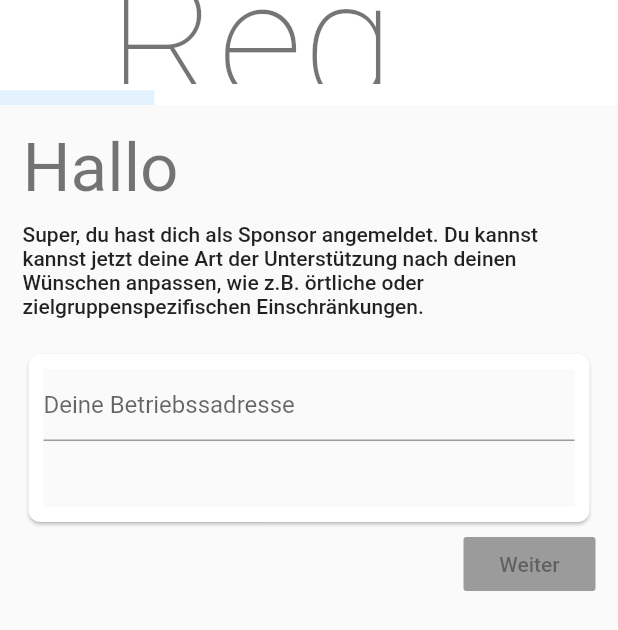
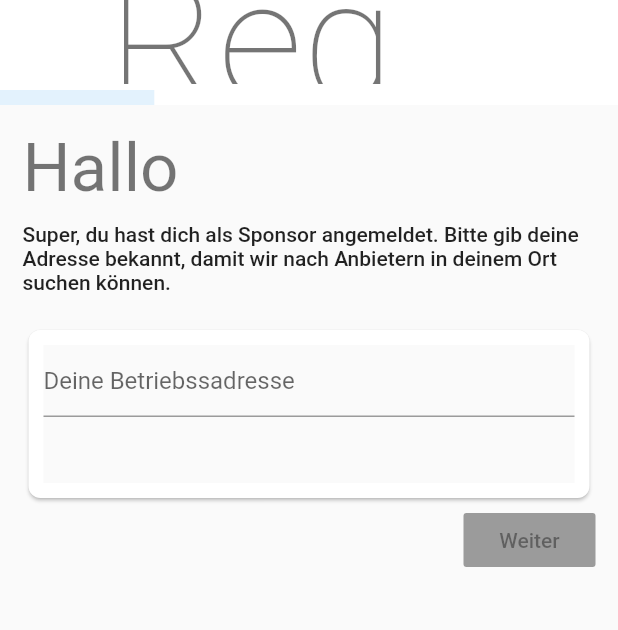
Before and after one commit to schadauer/Sublin-App, a Flutter app: the ProviderRegistrationScreen screen opened directly, on a phone screen of 412 x 824 dp. Shown: the top 630 px of the screen. Run offline on Flutter 3.47's test engine with Material 2 defaults, Android fonts, the light colour scheme and no system bars; drawn by our look-alikes of auto_size_text; our stand-ins replace cloud_firestore, datetime_picker_formfield, firebase_auth, firebase_core, firebase_storage, geolocator and 3 more; missing offline and left inert: launch_review; accounts and stored records are empty.

Commit message:
Text update

```diff
--- a/lib/screens/provider_registration_screen.dart
+++ b/lib/screens/provider_registration_screen.dart
@@ -101,11 +101,6 @@ class _ProviderRegistrationScreenState
     final Auth auth = Provider.of<Auth>(context);
     final User user = Provider.of<User>(context);
 
-    // _providerUser.communes = <String>[];
-    // _providerUser.stations = <String>[];
-    // _providerUser.addresses = <String>[];
-    print(ProviderUser().toJson(_providerUser));
-
     return Scaffold(
       appBar: PreferredSize(
           preferredSize: Size.fromHeight(60.0),
@@ -152,7 +147,7 @@ class _ProviderRegistrationScreenState
                           AutoSizeText(
                             user.userType == UserType.provider
                                 ? 'Super, du hast dich als Anbieter registriert. Wir benötigen noch ein paar Informationen von dir, damit wir deine Registrierung bearbeiten können.'
-                                : 'Super, du hast dich als Sponsor angemeldet. Du kannst kannst jetzt deine Art der Unterstützung nach deinen Wünschen anpassen, wie z.B. örtliche oder zielgruppenspezifischen Einschränkungen.',
+                                : 'Super, du hast dich als Sponsor angemeldet. Bitte gib deine Adresse bekannt, damit wir nach Anbietern in deinem Ort suchen können.',
                             style: Theme.of(context).textTheme.bodyText1,
                             maxLines: 8,
                           ),
@@ -244,9 +239,9 @@ class _ProviderRegistrationScreenState
                                         'Für ${getReadableAddressPartOfFormattedAddress(_checkRoutingData.endAddress, Delimiter.city)} hat sich noch kein Taxi- oder Mietwagenunternehmen registriert.'),
                                   if (_checkRoutingData.endAddressAvailable)
                                     AutoSizeText(
-                                        '${_checkRoutingData.sublinEndStep.provider.providerName} hat sich bereits für ${getReadableAddressPartOfFormattedAddress(_checkRoutingData.endAddress, Delimiter.city)} registriert und führt voraussichtlich Shuttleservice vom und zum Bahnhof durch.'),
+                                        '${_checkRoutingData.sublinEndStep.provider.providerName} führt Shuttledienste für ${getReadableAddressPartOfFormattedAddress(_checkRoutingData.endAddress, Delimiter.city)} vom und zum Bahnhof durch. Bitte wähle aus, für welchen Personentransport du ${_checkRoutingData.sublinEndStep.provider.providerName} beauftragen willst.'),
                                   SizedBox(
-                                    height: 10,
+                                    height: 5,
                                   ),
                                   if (!_checkRoutingData.endAddressAvailable &&
                                       user.userType == UserType.sponsor)
@@ -985,8 +980,8 @@ class _ProviderRegistrationScreenState
                 duration: Duration(milliseconds: 300), curve: Curves.easeOut);
           });
           _previousDataId = data.id;
-          RoutingService().deleteCheck(uid);
-          //_routingStream.cancel();
+          // RoutingService().deleteCheck(uid);
+          // _routingStream.cancel();
         }
       });
     } catch (e) {
```
